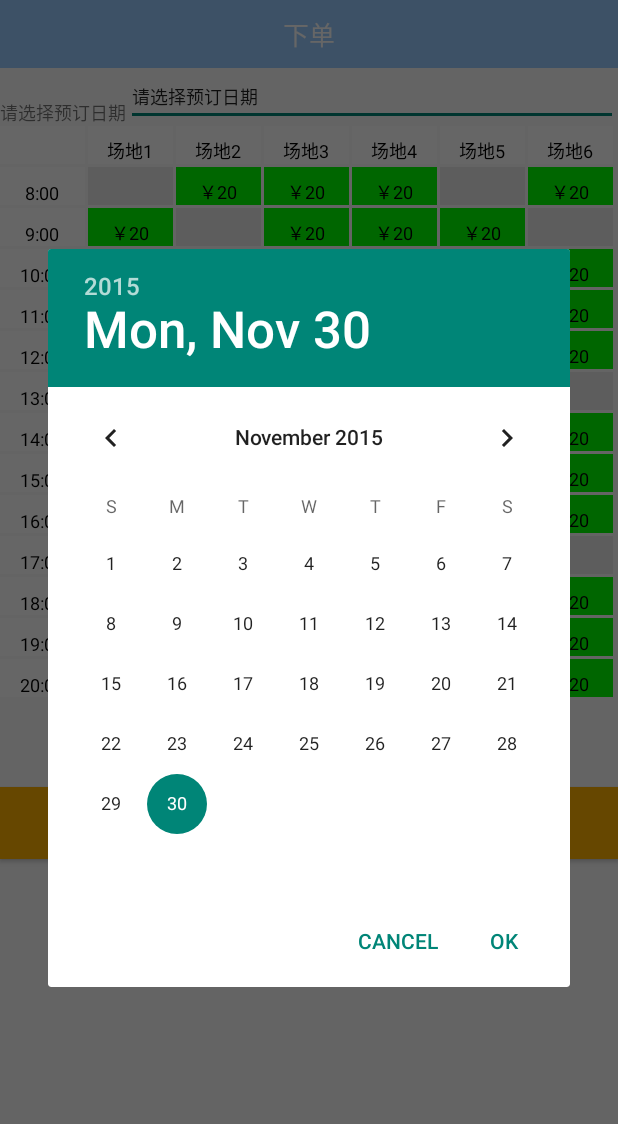
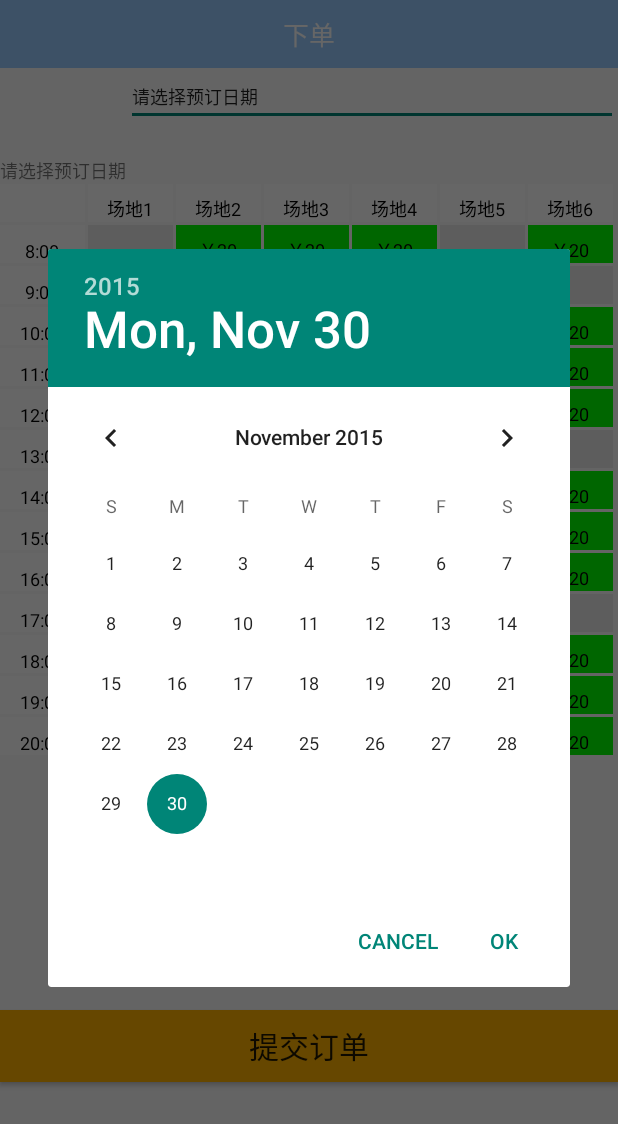
Before and after one commit to Guo-Dong-Ba-Team/guodong, an Android app: the GymSelectActivity screen opened directly, with no data from a screen before it, on a phone screen of 412 x 824 dp. Shown: the top 1124 px of the screen. Run offline under Robolectric (Android 15) with nearby library versions, the phone set to English and light mode, and no system bars.

Commit message:
完善场地选择页面

```diff
--- a/app/src/main/java/com/guodong/activity/LoginActivity.java
+++ b/app/src/main/java/com/guodong/activity/LoginActivity.java
@@ -103,7 +103,6 @@ public class LoginActivity extends Activity
 
     public void login(View v)
     {
-
         password = et_password.getText().toString();
         phone = loginPhone.getText().toString();
 
@@ -133,10 +132,8 @@ public class LoginActivity extends Activity
 
     public void loginByGet(String loginPhone, String userPass)
     {
-
         try
         {
-
             System.out.println("======================================================");
 
             //genymotion 模拟器可以通过10.0.3.2连接到电脑localhost上
@@ -180,7 +177,6 @@ public class LoginActivity extends Activity
                 System.out.println("***************" + result
                         + "******************");
 
-
                 //登录成功
                 if (result.equals("0"))
                 {
@@ -211,12 +207,10 @@ public class LoginActivity extends Activity
             {
                 System.out.println("------------------链接失败-----------------");
             }
-
         } catch (Exception e)
         {
             e.printStackTrace();
         }
-
     }
 
     public static void actionStart(Context context)
--- a/app/src/main/res/layout/activity_gym_select.xml
+++ b/app/src/main/res/layout/activity_gym_select.xml
@@ -4,6 +4,7 @@
               android:layout_height="match_parent"
               android:orientation="vertical"
               tools:context="com.example.android.orderpositontest.GymSelectActivity">
+
     <TextView
         android:layout_width="match_parent"
         android:layout_height="45dp"
@@ -15,7 +16,8 @@
 
     <LinearLayout
         android:layout_width="match_parent"
-        android:layout_height="wrap_content"
+        android:layout_height="0dp"
+        android:layout_weight="1"
         android:orientation="horizontal"
         >
 
@@ -24,23 +26,29 @@
             android:layout_width="wrap_content"
             android:layout_height="wrap_content"
             android:layout_gravity="bottom"
+            android:text="请选择预订日期"
             android:textSize="12sp"
-            android:text="请选择预订日期"
 
             />
 
         <EditText
             android:id="@+id/date"
             android:layout_width="0dp"
+            android:layout_height="wrap_content"
             android:layout_weight="1"
-            android:layout_height="wrap_content"
             android:cursorVisible="false"
             android:inputType="none"
+            android:text="请选择预订日期"
             android:textSize="12sp"
-            android:text="请选择预订日期"
             />
 
     </LinearLayout>
+
+    <LinearLayout
+        android:layout_width="match_parent"
+        android:layout_height="0dp"
+        android:layout_weight="7"
+        >
 
         <fragment
             android:id="@+id/gym_select_fragment"
@@ -48,13 +56,24 @@
             android:layout_width="match_parent"
             android:layout_height="wrap_content"
             />
+    </LinearLayout>
+
+    <LinearLayout
+        android:layout_width="match_parent"
+        android:layout_height="0dp"
+        android:layout_weight="2"
+        android:orientation="vertical"
+        >
+
         <Button
             android:id="@+id/btn_submit_order"
             android:layout_width="match_parent"
             android:layout_height="wrap_content"
-        android:layout_marginTop="60dp"
             android:background="#ffb100"
+            android:layout_marginTop="5dp"
+            android:text="提交订单"
             android:textSize="20sp"
-        android:text="提交订单"
             />
+
     </LinearLayout>
+</LinearLayout>
--- a/app/src/main/res/layout/activity_order_detail.xml
+++ b/app/src/main/res/layout/activity_order_detail.xml
@@ -32,6 +32,7 @@
                 android:id="@+id/gym_name"
                 android:layout_width="match_parent"
                 android:layout_height="wrap_content"
+                android:layout_marginTop="10dp"
                 android:text="场馆名称:"
                 />
 
@@ -128,11 +129,14 @@
     </LinearLayout>
 
     <LinearLayout
+        android:id="@+id/order_detail_wait"
         android:layout_width="match_parent"
         android:layout_height="0dp"
         android:layout_weight="1"
+        android:orientation="vertical"
         >
 
     </LinearLayout>
 
+
 </LinearLayout>
```
Also changed, not shown: app/src/main/java/com/guodong/activity/GymSelectActivity.java (+53 -10 lines), app/src/main/java/com/guodong/activity/OrderDetailActivity.java (+56 -3 lines). Lines whose indentation alone changed are shown as unchanged.
